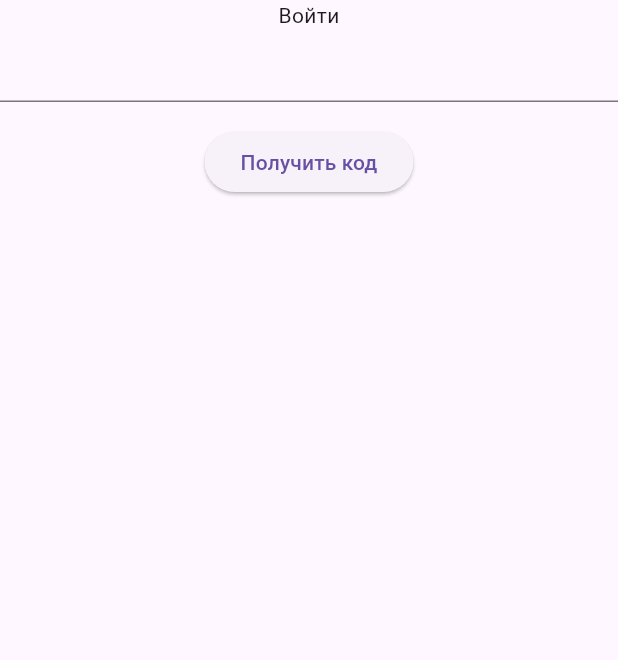
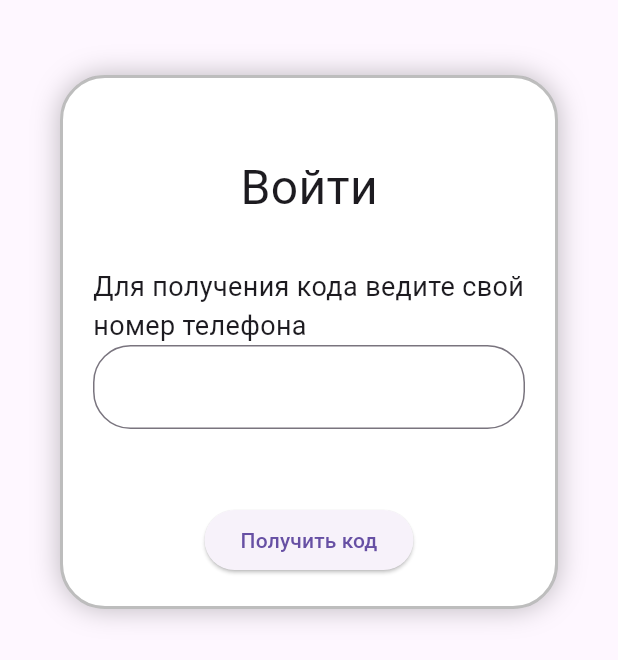
Before and after one commit to artemzavg/fL_example_app, a Flutter app: the screen it shows after launch, after a tap on "Войти", on a phone screen of 412 x 824 dp. Shown: the top 660 px of the screen. Run offline on Flutter 3.47's test engine with Material 3 defaults, Android fonts, the phone set to English and light mode, and no system bars.

Commit message:
Restyle auth screen

```diff
--- a/lib/screens/main_screen.dart
+++ b/lib/screens/main_screen.dart
@@ -9,7 +9,15 @@ class MainScreen extends StatelessWidget {
   Widget build(BuildContext context) {
     return Scaffold(
       body: Center(
-        child: ElevatedButton(
+        child: Column(
+          children: [
+            const Padding(padding: EdgeInsets.symmetric(vertical: 50)),
+            Image.asset(
+              'images/logo.png',
+              width: 200,
+            ),
+            const Padding(padding: EdgeInsets.symmetric(vertical: 50)),
+            ElevatedButton(
               child: const Text('Войти'),
               onPressed: () {
                 Navigator.push(
@@ -18,6 +26,8 @@ class MainScreen extends StatelessWidget {
                 );
               },
             )
+          ],
+        ),
       )
     );
   }
--- a/lib/widgets/auth.dart
+++ b/lib/widgets/auth.dart
@@ -15,37 +15,110 @@ class AuthFormState extends State<AuthForm> {
 
   @override
   Widget build(BuildContext context) {
-    return Form(
-      key: _formKey,
+    return Column(
+      children: [
+        Padding(
+          padding: const EdgeInsets.symmetric(horizontal: 40, vertical: 50),
+          child: Container(
+            decoration: BoxDecoration(
+              borderRadius: BorderRadius.circular(30),
+              border: Border.all(
+                color: Colors.black26,
+                width: 2
+              ),
+              color: Colors.white,
+              boxShadow: const [
+                BoxShadow(
+                  color: Colors.black26,
+                  blurRadius: 15
+                )
+              ]
+            ),
+            padding: const EdgeInsets.symmetric(horizontal: 20, vertical: 20),
             child: Column(
               children: [
+                const Padding(
+                  padding: EdgeInsets.symmetric(horizontal: 40, vertical: 30),
+                  child: Text(
+                    'Войти',
+                    style: TextStyle(fontSize: 32),
+                  ),
+                ),
                 const Text(
-            'Войти'
+                  'Для получения кода ведите свой номер телефона',
+                  style: TextStyle(fontSize: 18),
                 ),
-          TextFormField(
-            validator: (value) {
-              if (value == null || value.isEmpty) {
-                return 'Введите номер телефона';
-              }
-              return null;
-            },
+                Form(
+                    key: _formKey,
+                    child: TextFormField(
+                      decoration: const InputDecoration(
+                        border: OutlineInputBorder(
+                          borderRadius: BorderRadius.all(Radius.circular(25)),
+                        ),
+                      ),
+                    )
                 ),
                 Padding(
-            padding: const EdgeInsets.symmetric(vertical: 16),
+                  padding: const EdgeInsets.only(top: 50),
                   child: ElevatedButton(
                     onPressed: () {
-                if (_formKey.currentState!.validate()) {
                       Navigator.push(
                           context,
                           MaterialPageRoute(builder: (context) => const EnterAuthCode())
                       );
-                }
                     },
                     child: const Text('Получить код'),
                   ),
                 )
               ],
             )
+          )
+        )
+      ],
     );
   }
 }
+
+
+// crossAxisAlignment: CrossAxisAlignment.center,
+// children: [
+// Form(
+// key: _formKey,
+// child: Column(
+// children: [
+// const Text(
+// 'Войти'
+// ),
+// TextFormField(
+// validator: (value) {
+// if (value == null || value.isEmpty) {
+// return 'Введите номер телефона';
+// }
+// return null;
+// },
+// decoration: const InputDecoration(
+// border: OutlineInputBorder(
+// borderRadius: BorderRadius.all(Radius.circular(3)),
+// gapPadding: 3
+// )
+// ),
+// ),
+// Padding(
+// padding: const EdgeInsets.symmetric(vertical: 16),
+// child: ElevatedButton(
+// onPressed: () {
+// if (_formKey.currentState!.validate()) {
+// Navigator.push(
+// context,
+// MaterialPageRoute(builder: (context) => const EnterAuthCode())
+// );
+// }
+// },
+// child: const Text('Получить код'),
+// ),
+// )
+// ],
+// )
+// )
+// ],
+// );
--- a/pubspec.yaml
+++ b/pubspec.yaml
@@ -59,9 +59,8 @@ flutter:
   uses-material-design: true
 
   # To add assets to your application, add an assets section, like this:
-  # assets:
-  #   - images/a_dot_burr.jpeg
-  #   - images/a_dot_ham.jpeg
+  assets:
+   - images/
 
   # An image asset can refer to one or more resolution-specific "variants", see
   # https://flutter.dev/assets-and-images/#resolution-aware
```
Also changed, not shown: images/logo.png (added). Lines whose indentation alone changed are shown as unchanged.
